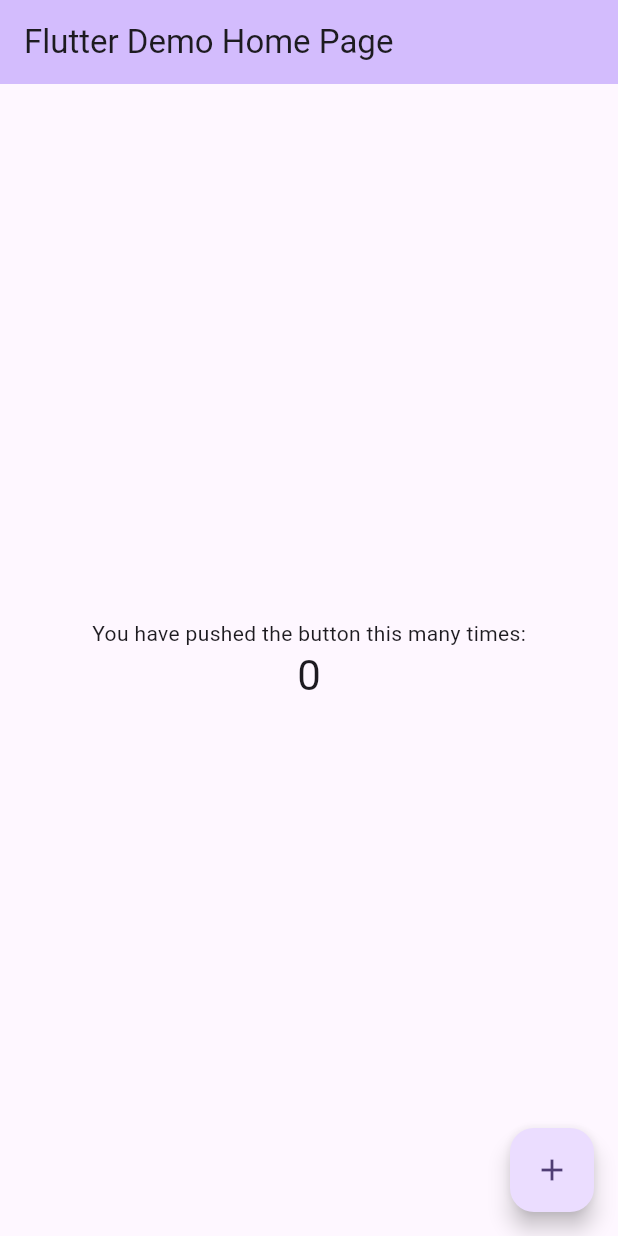
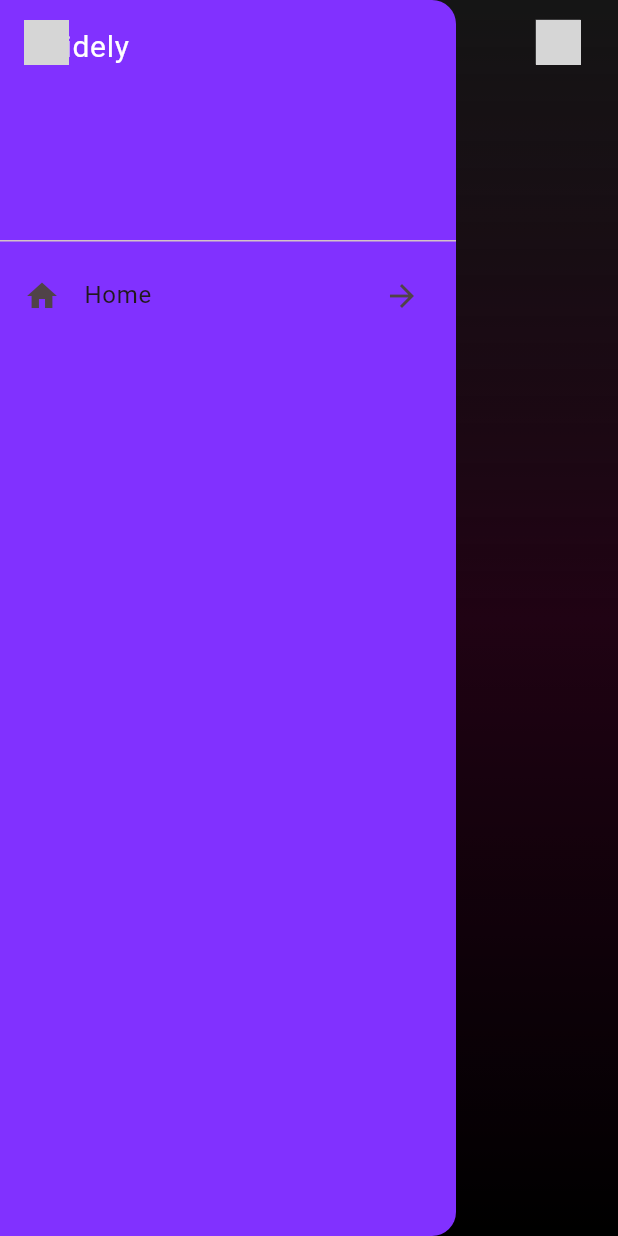
Before and after one commit to Ajaysingh2003/Stridely, a Flutter app: the screen it shows after launch, with the side drawer open (before the commit the screen has no drawer), on a phone screen of 412 x 824 dp. Run offline on Flutter 3.47's test engine with Material 3 defaults, Android fonts, the phone set to English and light mode, and no system bars; our stand-ins replace flutter_svg; grey boxes are pictures that could not be loaded.

Commit message:
added-sidemenu

```diff
--- /dev/null
+++ b/app/lib/core/app_background.dart
@@ -0,0 +1,30 @@
+import 'package:flutter/material.dart';
+
+class AppBackground extends StatelessWidget {
+  final Widget child;
+
+  const AppBackground({super.key, required this.child});
+
+  @override
+  Widget build(BuildContext context) {
+    return SizedBox.expand(
+      child: Container(
+  decoration: BoxDecoration(
+    gradient: LinearGradient(
+      begin: Alignment.topCenter,
+      end: Alignment.bottomCenter,
+      colors: [
+
+        Color(0xD1000000),
+        Color(0xFF46062B),
+        Color(0xFF000000),
+
+      ],
+      stops: [0.0, 0.5, 1.0],
+    ),
+    // borderRadius: BorderRadius.circular(50), // matches your design
+  ),
+)
+    );
+  }
+}
--- /dev/null
+++ b/app/lib/core/colors.dart
@@ -0,0 +1,6 @@
+import 'package:flutter/material.dart';
+
+class AppColors {
+  static const primary = Color(0xFF46062B);
+   static const secondary = Color(0xFFB23A48);
+}
--- /dev/null
+++ b/app/lib/features/home/presentation/pages/home_screen.dart
@@ -0,0 +1,56 @@
+import 'package:app/core/app_background.dart';
+import 'package:app/features/home/presentation/widget/banner_widget.dart';
+import 'package:app/features/home/presentation/widget/side_menu.dart';
+import 'package:flutter/material.dart';
+import 'package:flutter_svg/flutter_svg.dart';
+
+class HomePage extends StatefulWidget {
+  const HomePage({super.key});
+
+  @override
+  State<HomePage> createState() => _HomePageState();
+}
+
+class _HomePageState extends State<HomePage> {
+  @override
+  Widget build(BuildContext context) {
+    return Scaffold(
+      drawer: const SideMenu(),
+      backgroundColor: Colors.transparent,
+      extendBodyBehindAppBar: true,
+      appBar: AppBar(
+      automaticallyImplyLeading:false,
+        backgroundColor: Colors.transparent,
+        elevation: 0,
+        surfaceTintColor: Colors.transparent,
+        shadowColor: Colors.transparent,
+        scrolledUnderElevation: 0,
+
+        titleSpacing: 16, // controls left spacing globally
+
+        title: Image.asset("images/codex-color.png", height: 30),
+
+        actions: [
+          Padding(
+            padding: const EdgeInsets.only(right: 16),
+            child: Builder(
+              builder: (context) =>
+                 IconButton(
+              icon: SvgPicture.asset(
+                "images/menu.svg",
+                color: Colors.white,
+                height: 30,
+              ),
+              onPressed: () {
+                 Scaffold.of(context).openDrawer();
+              },
+            ),
+
+            ),
+          ),
+        ],
+      ),
+      body: AppBackground(child: Column(children: const [BannerWidget()])),
+    );
+  }
+}
--- /dev/null
+++ b/app/lib/features/home/presentation/widget/side_menu.dart
@@ -0,0 +1,28 @@
+import 'package:flutter/material.dart';
+
+class SideMenu extends StatelessWidget {
+  const SideMenu({super.key});
+
+  @override
+  Widget build(BuildContext context) {
+    return Drawer(
+      backgroundColor: const Color(0xFF8131FF),
+      child: ListView(
+        children: [
+          DrawerHeader(
+            decoration: BoxDecoration(color: const Color.fromARGB(0, 0, 0, 0)),
+            child: Text(
+              "Stridely",
+              style: TextStyle(color: Colors.white, fontSize: 20),
+            ),
+          ),
+          ListTile(
+            leading: Icon(Icons.home),
+            title: Text("Home"),
+            trailing: Icon(Icons.arrow_forward),
+          ),
+        ],
+      ),
+    );
+  }
+}
--- a/app/lib/main.dart
+++ b/app/lib/main.dart
@@ -1,3 +1,4 @@
+import 'package:app/features/home/presentation/pages/home_screen.dart';
 import 'package:flutter/material.dart';
 
 void main() {
@@ -7,116 +8,18 @@ void main() {
 class MyApp extends StatelessWidget {
   const MyApp({super.key});
 
-  // This widget is the root of your application.
   @override
   Widget build(BuildContext context) {
     return MaterialApp(
-      title: 'Flutter Demo',
+      title: 'Stridely',
       theme: ThemeData(
-        // This is the theme of your application.
-        //
-        // TRY THIS: Try running your application with "flutter run". You'll see
-        // the application has a purple toolbar. Then, without quitting the app,
-        // try changing the seedColor in the colorScheme below to Colors.green
-        // and then invoke "hot reload" (save your changes or press the "hot
-        // reload" button in a Flutter-supported IDE, or press "r" if you used
-        // the command line to start the app).
-        //
-        // Notice that the counter didn't reset back to zero; the application
-        // state is not lost during the reload. To reset the state, use hot
-        // restart instead.
-        //
-        // This works for code too, not just values: Most code changes can be
-        // tested with just a hot reload.
-        colorScheme: .fromSeed(seedColor: Colors.deepPurple),
+        colorScheme: ColorScheme.fromSeed(
+          seedColor: const Color(0xFF46062B),
+        ),
+        useMaterial3: true,
       ),
-      home: const MyHomePage(title: 'Flutter Demo Home Page'),
+      debugShowCheckedModeBanner: false,
+      home: const HomePage(),
     );
   }
 }
-
-class MyHomePage extends StatefulWidget {
-  const MyHomePage({super.key, required this.title});
-
-  // This widget is the home page of your application. It is stateful, meaning
-  // that it has a State object (defined below) that contains fields that affect
-  // how it looks.
-
-  // This class is the configuration for the state. It holds the values (in this
-  // case the title) provided by the parent (in this case the App widget) and
-  // used by the build method of the State. Fields in a Widget subclass are
-  // always marked "final".
-
-  final String title;
-
-  @override
-  State<MyHomePage> createState() => _MyHomePageState();
-}
-
-class _MyHomePageState extends State<MyHomePage> {
-  int _counter = 0;
-
-  void _incrementCounter() {
-    setState(() {
-      // This call to setState tells the Flutter framework that something has
-      // changed in this State, which causes it to rerun the build method below
-      // so that the display can reflect the updated values. If we changed
-      // _counter without calling setState(), then the build method would not be
-      // called again, and so nothing would appear to happen.
-      _counter++;
-    });
-  }
-
-  @override
-  Widget build(BuildContext context) {
-    // This method is rerun every time setState is called, for instance as done
-    // by the _incrementCounter method above.
-    //
-    // The Flutter framework has been optimized to make rerunning build methods
-    // fast, so that you can just rebuild anything that needs updating rather
-    // than having to individually change instances of widgets.
-    return Scaffold(
-      appBar: AppBar(
-        // TRY THIS: Try changing the color here to a specific color (to
-        // Colors.amber, perhaps?) and trigger a hot reload to see the AppBar
-        // change color while the other colors stay the same.
-        backgroundColor: Theme.of(context).colorScheme.inversePrimary,
-        // Here we take the value from the MyHomePage object that was created by
-        // the App.build method, and use it to set our appbar title.
-        title: Text(widget.title),
-      ),
-      body: Center(
-        // Center is a layout widget. It takes a single child and positions it
-        // in the middle of the parent.
-        child: Column(
-          // Column is also a layout widget. It takes a list of children and
-          // arranges them vertically. By default, it sizes itself to fit its
-          // children horizontally, and tries to be as tall as its parent.
-          //
-          // Column has various properties to control how it sizes itself and
-          // how it positions its children. Here we use mainAxisAlignment to
-          // center the children vertically; the main axis here is the vertical
-          // axis because Columns are vertical (the cross axis would be
-          // horizontal).
-          //
-          // TRY THIS: Invoke "debug painting" (choose the "Toggle Debug Paint"
-          // action in the IDE, or press "p" in the console), to see the
-          // wireframe for each widget.
-          mainAxisAlignment: .center,
-          children: [
-            const Text('You have pushed the button this many times:'),
-            Text(
-              '$_counter',
-              style: Theme.of(context).textTheme.headlineMedium,
-            ),
-          ],
-        ),
-      ),
-      floatingActionButton: FloatingActionButton(
-        onPressed: _incrementCounter,
-        tooltip: 'Increment',
-        child: const Icon(Icons.add),
-      ),
-    );
-  }
-}
--- a/app/pubspec.yaml
+++ b/app/pubspec.yaml
@@ -34,6 +34,8 @@ dependencies:
   # The following adds the Cupertino Icons font to your application.
   # Use with the CupertinoIcons class for iOS style icons.
   cupertino_icons: ^1.0.8
+  change_app_package_name: ^1.5.0
+  flutter_svg: ^2.2.4
 
 dev_dependencies:
   flutter_test:
```
Also changed, not shown: app/lib/features/home/presentation/widget/banner_widget.dart (added, +24 -0 lines), app/assets/images/codex-color.png (added), app/assets/images/menu.svg (added), app/lib/core/app_theme.dart (added), app/pubspec.lock, readme.txt (added), 11 other files.
